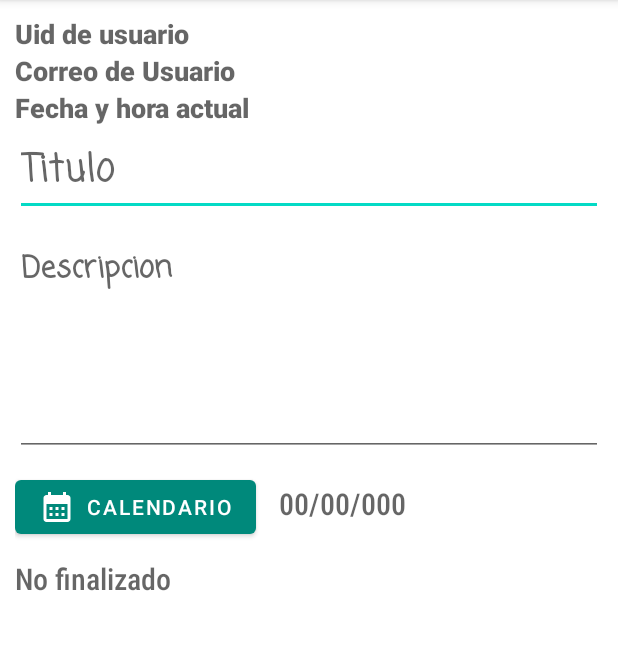
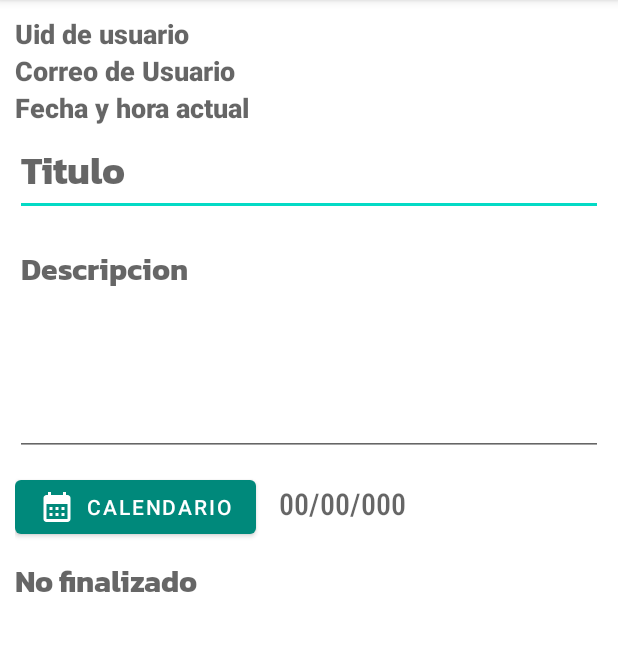
Before and after one commit to V3Ronica1/PROYECTO-FINAL-DAUTE, an Android app: the Agregar_Notas screen opened directly, with no data from a screen before it, on a phone screen of 412 x 824 dp, the part 84-735 px from its top. Run offline under Robolectric (Android 15) with nearby library versions, the light colour scheme and no system bars; 1 statement that could not run was skipped.

Commit message:
Subiendo cambios

```diff
--- a/app/src/main/AndroidManifest.xml
+++ b/app/src/main/AndroidManifest.xml
@@ -13,6 +13,7 @@
         android:supportsRtl="true"
         android:theme="@style/Theme.Agenda_Online"
         tools:targetApi="31">
+
         <activity
             android:name=".Agregar_Notas"
             android:exported="false" />
--- a/app/src/main/java/com/vg/agenda_online/Agregar_Notas.java
+++ b/app/src/main/java/com/vg/agenda_online/Agregar_Notas.java
@@ -84,5 +84,6 @@ public class Agregar_Notas extends AppCompatActivity {
     }
 
     private void Inicializarvariables() {
+
     }
 }
--- a/app/src/main/res/layout/activity_agregar_notas.xml
+++ b/app/src/main/res/layout/activity_agregar_notas.xml
@@ -43,7 +43,7 @@
             android:hint="@string/title"
             android:textSize="25sp"
             android:textStyle="bold"
-            android:fontFamily="casual"/>
+            android:fontFamily="@font/kanitbold"/>
 
         <EditText
             android:id="@+id/descripcion"
@@ -51,7 +51,7 @@
             android:layout_height="wrap_content"
             android:hint="@string/Descripcion"
             android:textStyle="bold"
-            android:fontFamily="casual"
+            android:fontFamily="@font/kanitbold"
             android:textSize="20sp"
             android:layout_marginTop="10sp"
             android:minHeight="150dp"
@@ -90,7 +90,7 @@
             android:hint="@string/Estado"
             android:textSize="20sp"
             android:layout_marginTop="10dp"
-            android:fontFamily="sans-serif-condensed-medium"/>
+            android:fontFamily="@font/kanitbold"/>
 
 
     </androidx.appcompat.widget.LinearLayoutCompat>
```
